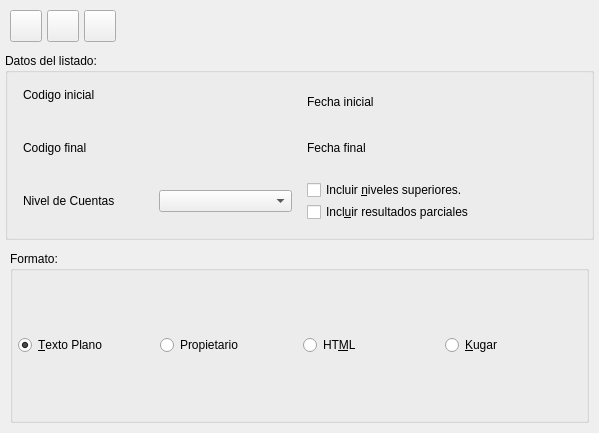
eboladev/Bulmages-1, file bulmages/bulmacont/plugins/pluginbc_balance/balanceprintbase.ui: the form before one commit.
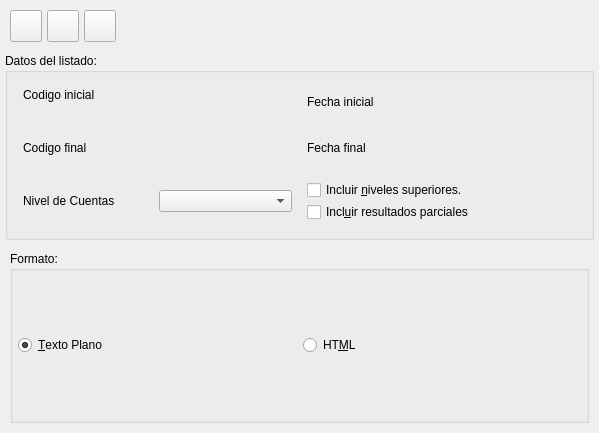
The form after the commit. Icons and pictures are not drawn. Custom widgets are drawn as their Qt base class.

Commit message: Estandarizo código. Elimino también exportacion del balance a formato Kugar (el programa ya no está disponible por obsoleto) y RTK (no implementado).

```diff
--- a/bulmages/bulmacont/plugins/pluginbc_balance/balanceprintbase.ui
+++ b/bulmages/bulmacont/plugins/pluginbc_balance/balanceprintbase.ui
@@ -351,13 +351,6 @@
           </property>
          </widget>
         </item>
-        <item>
-         <widget class="QRadioButton" name="radiopropietario">
-          <property name="text">
-           <string>Propietario</string>
-          </property>
-         </widget>
-        </item>
         <item>
          <widget class="QRadioButton" name="radiohtml">
           <property name="text">
@@ -365,13 +358,6 @@
           </property>
          </widget>
         </item>
-        <item>
-         <widget class="QRadioButton" name="radiokugar">
-          <property name="text">
-           <string>&amp;Kugar</string>
-          </property>
-         </widget>
-        </item>
        </layout>
       </widget>
      </item>
```
Left out of the diff: 8 changed lines with no effect on the pictures. The commit also changes 6 other files.
